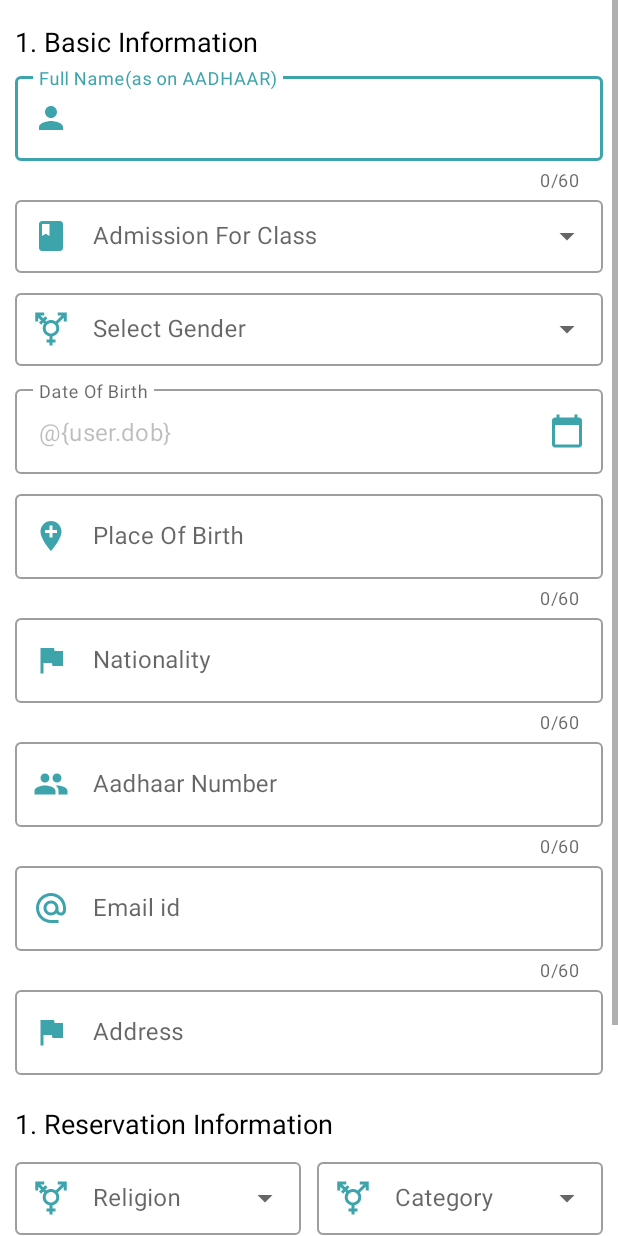
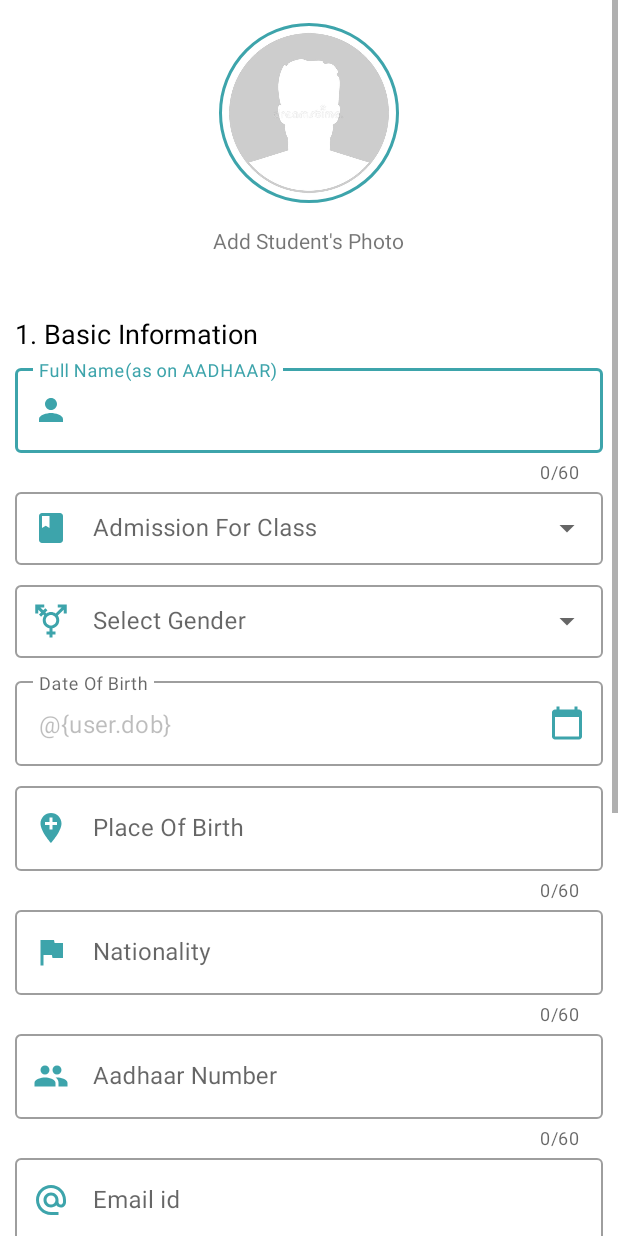
Before and after one commit to Amirr90/SMA2, an Android app: the layout fragment_blank1.xml on its own in the app's theme, with its tools: preview values and no code run, on a phone screen of 412 x 824 dp. Run offline under Robolectric (Android 15) with nearby library versions, the phone set to English and light mode, and no system bars; Roboto replaces fonts that are not available here.

Commit message:
31/08/2021

```diff
--- a/app/build.gradle
+++ b/app/build.gradle
@@ -73,5 +73,11 @@ dependencies {
     //stepper
     implementation 'com.sonu.libraries.materialstepper:material-stepper:0.0.4'
 
+    //Images like whatsApp
+    implementation 'com.fxn769:pix:1.5.3'
+
+    //Image Picker
+    implementation 'com.github.dhaval2404:imagepicker-support:1.7.1'
+
 
 }
--- a/app/src/main/java/com/example/sma/AddNewStudentActivity.java
+++ b/app/src/main/java/com/example/sma/AddNewStudentActivity.java
@@ -2,6 +2,7 @@ package com.example.sma;
 
 import android.app.AlertDialog;
 import android.os.Bundle;
+import android.widget.Toast;
 
 import androidx.appcompat.app.AppCompatActivity;
 import androidx.databinding.DataBindingUtil;
@@ -29,7 +30,6 @@ public class AddNewStudentActivity extends AppCompatActivity {
     }
 
     private void initHorizontalStepper() {
-        //adding fragment manager for ViewPager Adapter
         binding.materialStepper.setFragmentManager(getSupportFragmentManager());
 
         //adding steps
@@ -37,9 +37,8 @@ public class AddNewStudentActivity extends AppCompatActivity {
         binding.materialStepper.addStep(new BlankFragment2());
         binding.materialStepper.addStep(new BlankFragment3());
 
-        //adding functionality when NEXT button is clicked on last step
         binding.materialStepper.setOnLastStepNextListener(() -> {
-            //some action
+            Toast.makeText(this, "Adding Student !!", Toast.LENGTH_SHORT).show();
         });
     }
 
--- a/app/src/main/java/com/example/sma/Util/AppConstant.java
+++ b/app/src/main/java/com/example/sma/Util/AppConstant.java
@@ -4,4 +4,6 @@ public class AppConstant {
     public static final String STUDENT_INFORMATION = "Student Information";
     public static final String PARENT_INFORMATION = "Parent Information";
     public static final String OTHER_INFORMATION = "Other Information";
+    public static final int STUDENT_PROFILE_IMAGE_CODE = 1;
+    public static final int SELECT_STUDENT_DOCUMENT = 2;
 }
--- a/app/src/main/java/com/example/sma/fragments/BlankFragment2.java
+++ b/app/src/main/java/com/example/sma/fragments/BlankFragment2.java
@@ -44,7 +44,6 @@ public class BlankFragment2 extends StepFragment {
     }
 
     private void customNextClick() {
-        Toast.makeText(requireActivity(), "Next Clicked !!", Toast.LENGTH_SHORT).show();
         super.onRightCLicked();
     }
 
--- a/app/src/main/java/com/example/sma/fragments/BlankFragment3.java
+++ b/app/src/main/java/com/example/sma/fragments/BlankFragment3.java
@@ -44,7 +44,6 @@ public class BlankFragment3 extends StepFragment {
     }
 
     private void customNextClick() {
-        Toast.makeText(requireActivity(), "Next Clicked !!", Toast.LENGTH_SHORT).show();
         super.onRightCLicked();
     }
 
--- /dev/null
+++ b/app/src/main/res/drawable/ic_baseline_attach_file_24.xml
@@ -0,0 +1,10 @@
+<vector xmlns:android="http://schemas.android.com/apk/res/android"
+    android:width="24dp"
+    android:height="24dp"
+    android:viewportWidth="24"
+    android:viewportHeight="24"
+    android:tint="?attr/colorControlNormal">
+  <path
+      android:fillColor="@android:color/white"
+      android:pathData="M16.5,6v11.5c0,2.21 -1.79,4 -4,4s-4,-1.79 -4,-4V5c0,-1.38 1.12,-2.5 2.5,-2.5s2.5,1.12 2.5,2.5v10.5c0,0.55 -0.45,1 -1,1s-1,-0.45 -1,-1V6H10v9.5c0,1.38 1.12,2.5 2.5,2.5s2.5,-1.12 2.5,-2.5V5c0,-2.21 -1.79,-4 -4,-4S7,2.79 7,5v12.5c0,3.04 2.46,5.5 5.5,5.5s5.5,-2.46 5.5,-5.5V6h-1.5z"/>
+</vector>
--- a/app/src/main/res/layout/activity_main.xml
+++ b/app/src/main/res/layout/activity_main.xml
@@ -22,7 +22,7 @@
         android:background="@color/colorAccent"
         android:paddingTop="20dp">
 
-        <de.hdodenhof.circleimageview.CircleImageView xmlns:app="http://schemas.android.com/apk/res-auto"
+        <de.hdodenhof.circleimageview.CircleImageView
             android:id="@+id/t_profile_image"
             android:layout_width="70dp"
             android:layout_height="70dp"
@@ -42,7 +42,7 @@
             android:paddingTop="10dp"
             android:text="Teacher Name here"
             android:textColor="@android:color/white"
-            android:textSize="22dp" />
+            android:textSize="22sp" />
 
         <TextView
             android:id="@+id/t_class"
@@ -76,7 +76,7 @@
         android:layout_marginRight="25dp"
         android:layout_marginBottom="25dp"
         app:layoutManager="androidx.recyclerview.widget.GridLayoutManager"
-        app:spanCount="4"
+        app:spanCount="3"
         tools:listitem="@layout/rv_parent_view" />
 
 
--- a/app/src/main/res/layout/fragment_blank1.xml
+++ b/app/src/main/res/layout/fragment_blank1.xml
@@ -18,10 +18,33 @@
         app:layout_constraintTop_toTopOf="parent">
 
 
+        <de.hdodenhof.circleimageview.CircleImageView
+            android:id="@+id/profile_image"
+            android:layout_width="120dp"
+            android:layout_height="120dp"
+            android:layout_gravity="center_horizontal"
+            android:background="?attr/selectableItemBackgroundBorderless"
+            android:clickable="true"
+            android:src="@drawable/profile"
+            app:civ_border_color="@color/colorPrimary"
+            app:civ_border_width="2dp" />
+
+        <TextView
+            android:id="@+id/textView29"
+            android:layout_width="wrap_content"
+            android:layout_height="wrap_content"
+            android:layout_gravity="center_horizontal"
+            android:layout_marginTop="@dimen/_5sdp"
+            android:background="?attr/selectableItemBackground"
+            android:clickable="true"
+            android:padding="@dimen/_10sdp"
+            android:text="Add Student's Photo" />
+
         <TextView
             android:id="@+id/textView27"
             android:layout_width="match_parent"
             android:layout_height="wrap_content"
+            android:layout_marginTop="30dp"
             android:text="1. Basic Information"
             android:textAppearance="@style/TextAppearance.AppCompat.Medium"
             android:textColor="@color/design_default_color_on_secondary" />
@@ -198,9 +221,9 @@
 
 
         <TextView
-            android:layout_marginTop="20dp"
             android:layout_width="match_parent"
             android:layout_height="wrap_content"
+            android:layout_marginTop="20dp"
             android:text="1. Reservation Information"
             android:textAppearance="@style/TextAppearance.AppCompat.Medium"
             android:textColor="@color/design_default_color_on_secondary" />
@@ -269,16 +292,18 @@
                 android:orientation="horizontal">
 
                 <RadioButton
-                    android:text="YES"
                     android:layout_width="wrap_content"
-                    android:layout_height="wrap_content" />
+                    android:layout_height="wrap_content"
+                    android:text="YES" />
 
                 <RadioButton
-                    android:text="NO"
                     android:layout_width="wrap_content"
-                    android:layout_height="wrap_content" />
+                    android:layout_height="wrap_content"
+                    android:text="NO" />
             </RadioGroup>
-        </LinearLayout> <LinearLayout
+        </LinearLayout>
+
+        <LinearLayout
             android:layout_width="match_parent"
             android:layout_height="wrap_content"
             android:layout_marginTop="20dp"
@@ -298,24 +323,39 @@
                 android:orientation="horizontal">
 
                 <RadioButton
-                    android:text="HINDI"
                     android:layout_width="wrap_content"
-                    android:layout_height="wrap_content" />
+                    android:layout_height="wrap_content"
+                    android:text="HINDI" />
 
                 <RadioButton
-                    android:text="ENGLISH"
                     android:layout_width="wrap_content"
-                    android:layout_height="wrap_content" />
+                    android:layout_height="wrap_content"
+                    android:text="ENGLISH" />
             </RadioGroup>
         </LinearLayout>
 
         <TextView
-            android:layout_marginTop="20dp"
             android:layout_width="match_parent"
             android:layout_height="wrap_content"
+            android:layout_marginTop="20dp"
             android:text="1. Sibling Information studying in this School(if not leave empty)"
             android:textAppearance="@style/TextAppearance.AppCompat.Medium"
             android:textColor="@color/design_default_color_on_secondary" />
+
+        <TextView
+            android:id="@+id/tvAddDocument"
+            android:layout_width="match_parent"
+            android:layout_height="wrap_content"
+            android:layout_marginTop="20dp"
+            android:background="?attr/selectableItemBackground"
+            android:clickable="true"
+            android:drawableEnd="@drawable/ic_baseline_attach_file_24"
+            android:focusable="true"
+            android:padding="@dimen/_10sdp"
+            android:text="Add Documents"
+            android:textAppearance="@style/TextAppearance.AppCompat.Medium"
+            android:textColor="@color/design_default_color_on_secondary"
+            android:textStyle="bold" />
     </LinearLayout>
 
 </ScrollView>
--- a/app/src/main/res/values/strings.xml
+++ b/app/src/main/res/values/strings.xml
@@ -42,4 +42,5 @@
     <string name="no_attendance_found">No Attendance found</string>
     <string name="set_date">Set Date</string>
     <string name="ok">OK</string>
+    <string name="changeImage">Change Image</string>
 </resources>
```
Also changed, not shown: app/src/main/java/com/example/sma/addNewStudentUtils/InitViews.java (+30 -4 lines), app/src/main/java/com/example/sma/fragments/BlankFragment1.java (+11 -9 lines).
